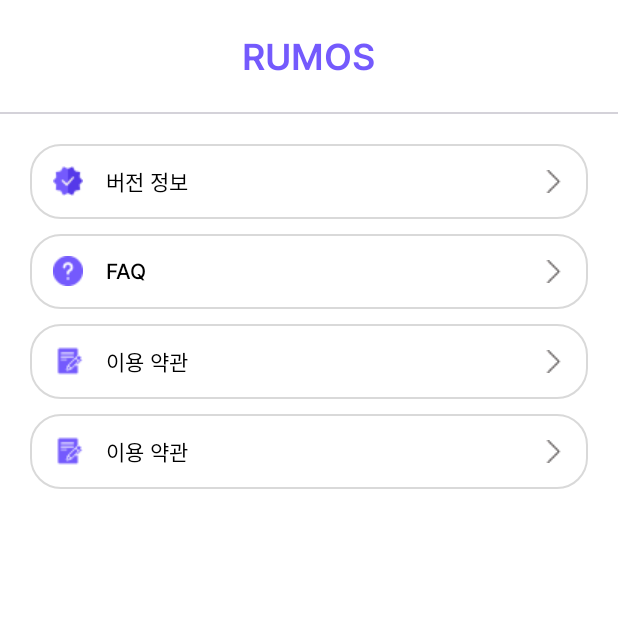
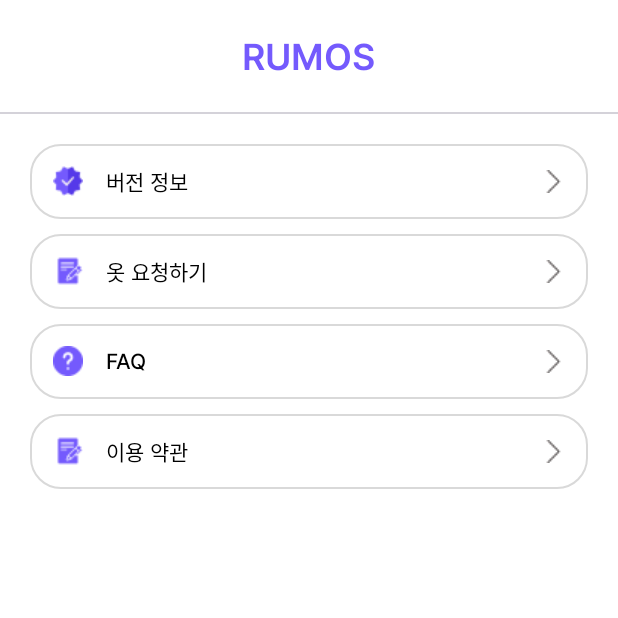
Before and after one commit to amykim928/GraduationProject2, an Android app: the fragment SettingFragment shown on its own in the app's theme, on a phone screen of 412 x 824 dp, the top half of it. Run offline under Robolectric (Android 15) with nearby library versions, the phone set to English and light mode, and no system bars; 1 statement that could not run was skipped.

Commit message:
bug fixs

```diff
--- a/app/src/main/java/com/example/graduationproject/SettingFragment.kt
+++ b/app/src/main/java/com/example/graduationproject/SettingFragment.kt
@@ -1,6 +1,36 @@
 package com.example.graduationproject
 
+import android.content.Intent
+import android.os.Bundle
+import android.util.Log
+import android.view.LayoutInflater
+import android.view.View
+import android.view.ViewGroup
+import android.widget.LinearLayout
+import android.widget.TextView
 import androidx.fragment.app.Fragment
 
+
 class SettingFragment: Fragment(R.layout.fragment_setting) {
+    override fun onCreateView(
+        inflater: LayoutInflater,
+        container: ViewGroup?,
+        savedInstanceState: Bundle?
+    ): View? {
+        val activity = activity as MainActivity
+        val view = inflater.inflate(R.layout.fragment_setting, container, false)
+        val requestplz=view.findViewById<TextView>(R.id.textrequest)
+        val layoutBtn = view.findViewById<LinearLayout>(R.id.addRequestLayout)
+        layoutBtn.setOnClickListener {
+            Log.d("check click","check")
+            val intent=Intent(activity,RequestClothFromActivity::class.java)
+            startActivity(intent)}
+        requestplz.setOnClickListener{
+            Log.d("check click","check")
+            val intent=Intent(activity,RequestClothFromActivity::class.java)
+            startActivity(intent)
+        }
+
+        return view
+    }
 }
--- /dev/null
+++ b/app/src/main/res/drawable/ic_baseline_arrow_back_24.xml
@@ -0,0 +1,5 @@
+<vector android:autoMirrored="true" android:height="24dp"
+    android:tint="@color/purple_500" android:viewportHeight="24"
+    android:viewportWidth="24" android:width="24dp" xmlns:android="http://schemas.android.com/apk/res/android">
+    <path android:fillColor="@color/purple_500" android:pathData="M20,11H7.83l5.59,-5.59L12,4l-8,8 8,8 1.41,-1.41L7.83,13H20v-2z"/>
+</vector>
--- /dev/null
+++ b/app/src/main/res/drawable/ic_baseline_arrow_forward_24.xml
@@ -0,0 +1,5 @@
+<vector android:autoMirrored="true" android:height="30dp"
+    android:tint="@color/purple_500" android:viewportHeight="24"
+    android:viewportWidth="24" android:width="30dp" xmlns:android="http://schemas.android.com/apk/res/android">
+    <path android:fillColor="@color/purple_500" android:pathData="M12,4l-1.41,1.41L16.17,11H4v2h12.17l-5.58,5.59L12,20l8,-8z"/>
+</vector>
--- a/app/src/main/res/layout/fragment_setting.xml
+++ b/app/src/main/res/layout/fragment_setting.xml
@@ -4,6 +4,7 @@
     android:layout_width="match_parent"
     android:layout_height="match_parent"
     android:layout_gravity="center"
+    android:clickable="false"
     android:orientation="vertical">
 
     <TextView
@@ -57,6 +58,50 @@
             android:layout_width="wrap_content"
             android:layout_height="wrap_content"
             android:layout_marginRight="15dp"
+            android:src="@drawable/right_arrow" />
+    </LinearLayout>
+
+    <LinearLayout
+        android:id="@+id/addRequestLayout"
+        android:layout_width="match_parent"
+        android:layout_height="50dp"
+        android:layout_marginHorizontal="20dp"
+        android:layout_marginTop="10dp"
+        android:background="@drawable/layout_setting_background"
+        android:clickable="true"
+        android:gravity="center_vertical">
+
+        <ImageView
+            android:layout_width="wrap_content"
+            android:layout_height="wrap_content"
+            android:layout_marginLeft="15dp"
+            android:clickable="false"
+            android:src="@drawable/user" />
+
+        <TextView
+            android:id="@+id/textrequest"
+            android:layout_width="wrap_content"
+            android:layout_height="wrap_content"
+            android:layout_marginLeft="15dp"
+            android:clickable="true"
+            android:fontFamily="@font/inter_500"
+            android:text="옷 요청하기"
+            android:textColor="@color/black"
+            android:textSize="14dp" />
+
+        <View
+            android:layout_width="0dp"
+            android:layout_height="0dp"
+            android:layout_weight="1"
+            android:clickable="false" />
+
+        <ImageView
+
+            android:id="@+id/requestArrow"
+            android:layout_width="wrap_content"
+            android:layout_height="wrap_content"
+            android:layout_marginRight="15dp"
+            android:clickable="false"
             android:src="@drawable/right_arrow" />
     </LinearLayout>
 
@@ -133,39 +178,4 @@
     </LinearLayout>
 
 
-    <LinearLayout
-        android:id="@+id/addRequestLayout"
-        android:layout_width="match_parent"
-        android:layout_height="50dp"
-        android:layout_marginHorizontal="20dp"
-        android:layout_marginTop="10dp"
-        android:background="@drawable/layout_setting_background"
-        android:gravity="center_vertical">
-
-        <ImageView
-            android:layout_width="wrap_content"
-            android:layout_height="wrap_content"
-            android:layout_marginLeft="15dp"
-            android:src="@drawable/user" />
-
-        <TextView
-            android:layout_width="wrap_content"
-            android:layout_height="wrap_content"
-            android:layout_marginLeft="15dp"
-            android:fontFamily="@font/inter_500"
-            android:text="이용 약관"
-            android:textColor="@color/black"
-            android:textSize="14dp" />
-
-        <View
-            android:layout_width="0dp"
-            android:layout_height="0dp"
-            android:layout_weight="1" />
-
-        <ImageView
-            android:layout_width="wrap_content"
-            android:layout_height="wrap_content"
-            android:layout_marginRight="15dp"
-            android:src="@drawable/right_arrow" />
-    </LinearLayout>
 </LinearLayout>
```
Also changed, not shown: app/src/main/AndroidManifest.xml (+8 -2 lines), app/src/main/java/com/example/graduationproject/RequestClothFromActivity.kt (added, +40 -0 lines), app/src/main/res/layout/activity_request_cloth_from.xml (added, +141 -0 lines), app/src/main/res/layout/activity_select2.xml (+7 -11 lines), app/src/main/res/layout/activity_select3.xml (+10 -11 lines).
